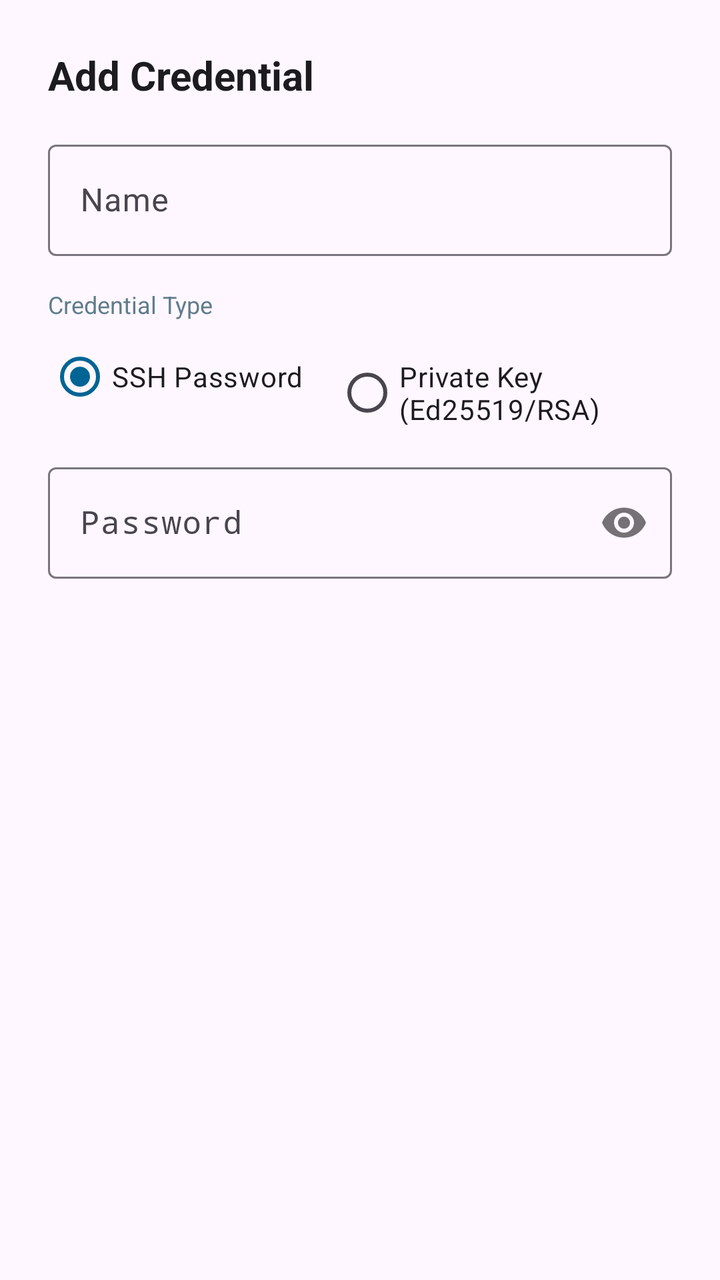
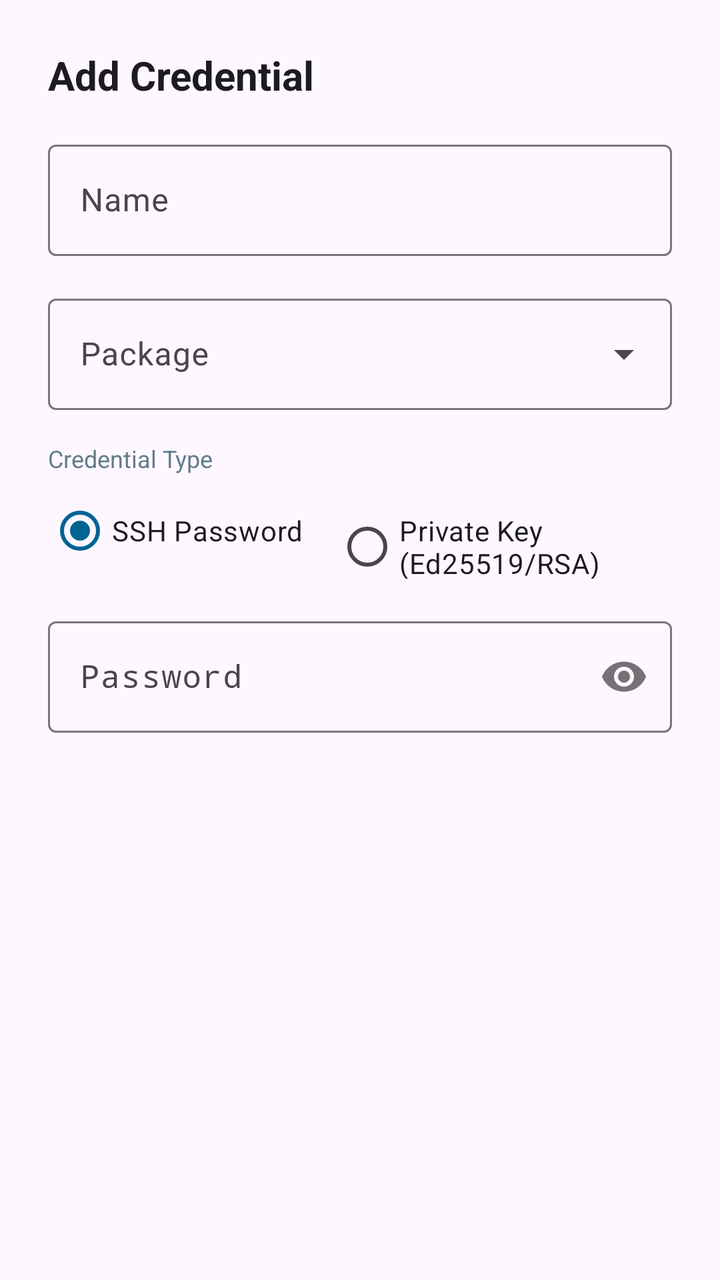

Two renders of the same Android screen: before a commit and after it. Below are the layout's source before the change and the commit's diff.
<!-- AndroidManifest.xml: application theme Theme.SSHRemoteExec -->
<!-- res/layout/dialog_edit_key.xml -->
<?xml version="1.0" encoding="utf-8"?>
<ScrollView xmlns:android="http://schemas.android.com/apk/res/android"
    xmlns:app="http://schemas.android.com/apk/res-auto"
    android:layout_width="match_parent"
    android:layout_height="wrap_content">

    <LinearLayout
        android:layout_width="match_parent"
        android:layout_height="wrap_content"
        android:orientation="vertical"
        android:padding="24dp">

        <TextView
            android:id="@+id/tv_dialog_title"
            android:layout_width="wrap_content"
            android:layout_height="wrap_content"
            android:text="@string/btn_add_key"
            android:textColor="@color/text_primary"
            android:textSize="20sp"
            android:textStyle="bold" />

        <com.google.android.material.textfield.TextInputLayout
            android:layout_width="match_parent"
            android:layout_height="wrap_content"
            android:layout_marginTop="16dp"
            android:hint="@string/name"
            app:boxBackgroundMode="outline">

            <com.google.android.material.textfield.TextInputEditText
                android:id="@+id/et_key_name"
                android:layout_width="match_parent"
                android:layout_height="wrap_content"
                android:singleLine="true" />
        </com.google.android.material.textfield.TextInputLayout>

        <TextView
            android:layout_width="wrap_content"
            android:layout_height="wrap_content"
            android:layout_marginTop="16dp"
            android:text="@string/credential_type"
            android:textColor="@color/text_secondary"
            android:textSize="12sp" />

        <RadioGroup
            android:id="@+id/rg_key_type"
            android:layout_width="match_parent"
            android:layout_height="wrap_content"
            android:layout_marginTop="4dp"
            android:orientation="horizontal">

            <RadioButton
                android:id="@+id/rb_type_password"
                android:layout_width="wrap_content"
                android:layout_height="wrap_content"
                android:checked="true"
                android:text="@string/key_type_password" />

            <RadioButton
                android:id="@+id/rb_type_private_key"
                android:layout_width="wrap_content"
                android:layout_height="wrap_content"
                android:layout_marginStart="16dp"
                android:text="@string/key_type_private_key" />
        </RadioGroup>

        <com.google.android.material.textfield.TextInputLayout
            android:id="@+id/layout_secret"
            android:layout_width="match_parent"
            android:layout_height="wrap_content"
            android:layout_marginTop="16dp"
            android:hint="@string/hint_password_secret"
            app:boxBackgroundMode="outline"
            app:passwordToggleEnabled="true">

            <com.google.android.material.textfield.TextInputEditText
                android:id="@+id/et_secret_content"
                android:layout_width="match_parent"
                android:layout_height="wrap_content"
                android:fontFamily="monospace"
                android:inputType="textPassword" />
        </com.google.android.material.textfield.TextInputLayout>

        <com.google.android.material.textfield.TextInputLayout
            android:id="@+id/layout_passphrase"
            android:layout_width="match_parent"
            android:layout_height="wrap_content"
            android:layout_marginTop="16dp"
            android:hint="@string/hint_passphrase"
            android:visibility="gone"
            app:boxBackgroundMode="outline"
            app:passwordToggleEnabled="true">

            <com.google.android.material.textfield.TextInputEditText
                android:id="@+id/et_passphrase"
                android:layout_width="match_parent"
                android:layout_height="wrap_content"
                android:inputType="textPassword"
                android:singleLine="true" />
        </com.google.android.material.textfield.TextInputLayout>

    </LinearLayout>
</ScrollView>
<!-- resources referenced by this layout -->
<resources>
  <color name="text_primary">#1C1B1F</color>
  <color name="text_secondary">#607D8B</color>
  <string name="btn_add_key">Add Credential</string>
  <string name="credential_type">Credential Type</string>
  <string name="hint_passphrase">Key Passphrase (optional, leave blank if none)</string>
  <string name="hint_password_secret">Password</string>
  <string name="key_type_password">SSH Password</string>
  <string name="key_type_private_key">Private Key (Ed25519/RSA)</string>
  <string name="name">Name</string>
  <style name="Theme.SSHRemoteExec" parent="Theme.Material3.DayNight.NoActionBar">
          <item name="colorPrimary">@color/primary</item>
          <item name="colorOnPrimary">@color/on_primary</item>
          <item name="colorPrimaryContainer">@color/primary_container</item>
          <item name="colorOnPrimaryContainer">@color/on_primary_container</item>
  
          <item name="colorSecondary">@color/secondary</item>
          <item name="colorOnSecondary">@color/on_secondary</item>
          <item name="colorSecondaryContainer">@color/secondary_container</item>
          <item name="colorOnSecondaryContainer">@color/on_secondary_container</item>
  
          
          <item name="android:statusBarColor">@color/primary</item>
          <item name="android:windowLightStatusBar">false</item>
      </style>
  <color name="primary">#006494</color>
  <color name="on_primary">#FFFFFF</color>
  <color name="primary_container">#CCE5FF</color>
  <color name="on_primary_container">#001D31</color>
  <color name="secondary">#00A896</color>
  <color name="on_secondary">#FFFFFF</color>
  <color name="secondary_container">#A3EADE</color>
  <color name="on_secondary_container">#00201C</color>
</resources>

<!-- the commit's change to res/layout/dialog_edit_key.xml (unified diff, before → after) -->
@@ -31,6 +31,20 @@
                 android:layout_width="match_parent"
                 android:layout_height="wrap_content"
                 android:singleLine="true" />
+        </com.google.android.material.textfield.TextInputLayout>
+
+        <com.google.android.material.textfield.TextInputLayout
+            style="@style/Widget.Material3.TextInputLayout.OutlinedBox.ExposedDropdownMenu"
+            android:layout_width="match_parent"
+            android:layout_height="wrap_content"
+            android:layout_marginTop="16dp"
+            android:hint="@string/package_group">
+
+            <AutoCompleteTextView
+                android:id="@+id/actv_package"
+                android:layout_width="match_parent"
+                android:layout_height="wrap_content"
+                android:inputType="text" />
         </com.google.android.material.textfield.TextInputLayout>
 
         <TextView
<!-- resource entries referenced after the edit -->
@@ -9,6 +9,7 @@
   <string name="key_type_password">SSH Password</string>
   <string name="key_type_private_key">Private Key (Ed25519/RSA)</string>
   <string name="name">Name</string>
+  <string name="package_group">Package</string>
   <style name="Theme.SSHRemoteExec" parent="Theme.Material3.DayNight.NoActionBar">
           <item name="colorPrimary">@color/primary</item>
           <item name="colorOnPrimary">@color/on_primary</item>
